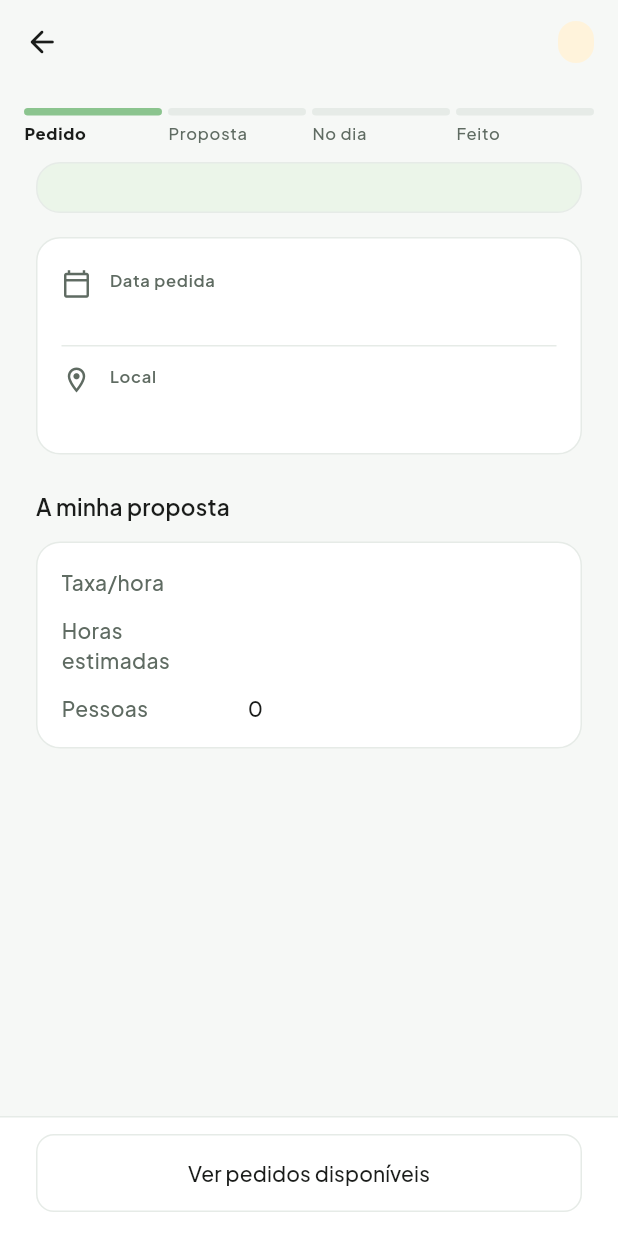
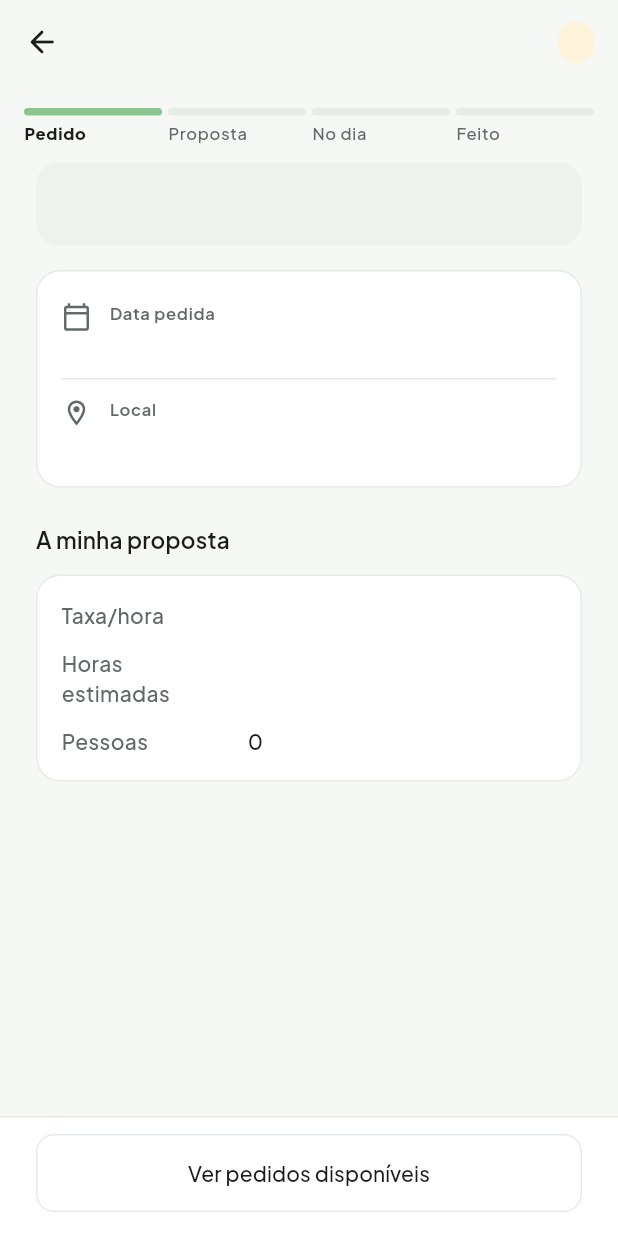
Before and after one commit to rkt2902/local-services-app, a Flutter app: the WorkerMyJobDetailScreen screen opened directly with empty values, on a phone screen of 412 x 824 dp. Run offline on Flutter 3.47's test engine with Material 3 defaults, Android fonts, the phone set to English and light mode, and no system bars; our stand-ins replace firebase_core, firebase_messaging, flutter_image_compress, flutter_map, flutter_riverpod, geocoding and 10 more; missing offline and left inert: google_mlkit_text_recognition; accounts and stored records are empty; network calls fail.

Commit message:
feat: proposta fechada com o stepper do topo parado na Proposta
Troca o timeline em cartão pelo JobFlowStepper (novo modo stopped), como
nos outros ecrãs do fluxo, e um aviso no formato do cancelado do A1.

Co-Authored-By: Claude Opus 5.5 <noreply@anthropic.com>
Claude-Session: https://claude.ai/code/session_0153MsAV912wuwQfbsdjrF2h

```diff
--- a/servicesapp/lib/core/widgets/job_flow_stepper.dart
+++ b/servicesapp/lib/core/widgets/job_flow_stepper.dart
@@ -12,11 +12,21 @@ import '../theme/app_spacing.dart';
 ///
 /// Sem ajudantes ([showTeam] falso) a fase Equipa não aparece: ficam
 /// quatro barras (pedido do Henrique, 27/10).
+///
+/// [stopped]: o fluxo acabou em [stage] sem chegar ao fim (proposta não
+/// escolhida, retirada, pedido expirado ou cancelado). A fase onde parou
+/// fica a cinzento-escuro em vez de verde-claro, e as seguintes não mudam.
 class JobFlowStepper extends StatelessWidget {
-  const JobFlowStepper({required this.stage, this.showTeam = true, super.key});
+  const JobFlowStepper({
+    required this.stage,
+    this.showTeam = true,
+    this.stopped = false,
+    super.key,
+  });
 
   final JobFlowStage stage;
   final bool showTeam;
+  final bool stopped;
 
   static const double _barHeight = 5;
 
@@ -34,7 +44,9 @@ class JobFlowStepper extends StatelessWidget {
     final current = steps.indexOf(shown);
 
     return Semantics(
-      label: 'Fase: ${shown.label}, ${current + 1} de ${steps.length}',
+      label: stopped
+          ? 'Parou na fase ${shown.label}, ${current + 1} de ${steps.length}'
+          : 'Fase: ${shown.label}, ${current + 1} de ${steps.length}',
       excludeSemantics: true,
       child: Padding(
         padding: const EdgeInsets.fromLTRB(
@@ -58,7 +70,9 @@ class JobFlowStepper extends StatelessWidget {
                         color: i < current
                             ? AppColors.primary
                             : i == current
-                            ? AppColors.agendaHelperBar
+                            ? (stopped
+                                  ? AppColors.textSecondary
+                                  : AppColors.agendaHelperBar)
                             : AppColors.divider,
                         borderRadius: BorderRadius.circular(AppRadius.pill),
                       ),
--- a/servicesapp/lib/features/worker/application/worker_job_flow.dart
+++ b/servicesapp/lib/features/worker/application/worker_job_flow.dart
@@ -3,8 +3,8 @@ import '../../../core/models/job_flow_stage.dart';
 
 /// Fase do stepper (design A12) para o jardineiro responsável. `null` nos
 /// estados em que o fluxo acabou sem trabalho (proposta recusada ou
-/// retirada, pedido cancelado ou expirado): aí fica o timeline, que diz o
-/// que aconteceu.
+/// retirada, pedido cancelado ou expirado). Numa proposta fechada o ecrã
+/// mostra o stepper parado na Proposta (`worker_proposal_outcome.dart`).
 ///
 /// [teamPending]: há um pedido de ajudantes por aprovar ou vagas por
 /// preencher. Vem do resumo da equipa, nunca da data.
--- a/servicesapp/lib/features/worker/presentation/widgets/worker_my_job_detail_view.dart
+++ b/servicesapp/lib/features/worker/presentation/widgets/worker_my_job_detail_view.dart
@@ -82,6 +82,7 @@ class WorkerMyJobDetailViewData {
     this.canRequestHelpers = true,
     this.titleSubtitle,
     this.flowStage,
+    this.flowStopped = false,
     this.flowShowTeam = false,
     this.teamTabBadge,
     this.sizeLabel,
@@ -128,6 +129,9 @@ class WorkerMyJobDetailViewData {
   /// cancelado) mantém o timeline.
   final JobFlowStage? flowStage;
 
+  /// O fluxo parou em [flowStage] (proposta fechada sem trabalho).
+  final bool flowStopped;
+
   /// Mostra a fase Equipa: só quando o trabalho tem ajudantes.
   final bool flowShowTeam;
 
@@ -329,9 +333,17 @@ class WorkerInactiveJobViewData {
 
 class WorkerClosedProposalViewData {
   const WorkerClosedProposalViewData({
+    required this.title,
+    required this.body,
+    required this.icon,
     required this.dateLabel,
     required this.areaLabel,
   });
+
+  /// Aviso do topo: "O cliente escolheu outra proposta", etc.
+  final String title;
+  final String body;
+  final IconData icon;
 
   /// Data pedida pelo cliente ("28/10/2026" ou "Flexível").
   final String dateLabel;
@@ -588,6 +600,7 @@ class _WorkerMyJobDetailScreenState extends State<WorkerMyJobDetailScreen> {
                     JobFlowStepper(
                       stage: data.flowStage!,
                       showTeam: data.flowShowTeam,
+                      stopped: data.flowStopped,
                     ),
                     if (showTabs)
                       AppTabs(
@@ -1588,46 +1601,13 @@ class _InactiveJobBody extends StatelessWidget {
               children: [
                 AppStaggeredEntrance(
                   index: 0,
-                  child: Container(
-                    padding: const EdgeInsets.all(AppSpacing.md),
-                    decoration: BoxDecoration(
-                      color: color.background,
-                      borderRadius: BorderRadius.circular(AppRadius.card),
-                    ),
-                    child: Row(
-                      crossAxisAlignment: CrossAxisAlignment.start,
-                      children: [
-                        Icon(
-                          inactive.expired
-                              ? Icons.hourglass_disabled_rounded
-                              : Icons.event_busy_outlined,
-                          color: color.foreground,
-                        ),
-                        const SizedBox(width: AppSpacing.sm),
-                        Expanded(
-                          child: Column(
-                            crossAxisAlignment: CrossAxisAlignment.start,
-                            children: [
-                              Text(
-                                inactive.title,
-                                style: textTheme.titleSmall?.copyWith(
-                                  color: AppColors.textPrimary,
-                                ),
-                              ),
-                              if (inactive.body.isNotEmpty) ...[
-                                const SizedBox(height: AppSpacing.xxs),
-                                Text(
-                                  inactive.body,
-                                  style: textTheme.bodySmall?.copyWith(
-                                    color: AppColors.textSecondary,
-                                  ),
-                                ),
-                              ],
-                            ],
-                          ),
-                        ),
-                      ],
-                    ),
+                  child: _EndedBanner(
+                    icon: inactive.expired
+                        ? Icons.hourglass_disabled_rounded
+                        : Icons.event_busy_outlined,
+                    color: color,
+                    title: inactive.title,
+                    body: inactive.body,
                   ),
                 ),
                 const SizedBox(height: AppSpacing.md),
@@ -1704,9 +1684,67 @@ class _InactiveJobBody extends StatelessWidget {
   }
 }
 
+/// Aviso do topo de um fluxo que acabou (design A1, segunda coluna):
+/// ícone, título e uma linha, no fundo do tom do estado.
+class _EndedBanner extends StatelessWidget {
+  const _EndedBanner({
+    required this.icon,
+    required this.color,
+    required this.title,
+    required this.body,
+  });
+
+  final IconData icon;
+  final AppStatusColor color;
+  final String title;
+  final String body;
+
+  @override
+  Widget build(BuildContext context) {
+    final textTheme = Theme.of(context).textTheme;
+    return Container(
+      padding: const EdgeInsets.all(AppSpacing.md),
+      decoration: BoxDecoration(
+        color: color.background,
+        borderRadius: BorderRadius.circular(AppRadius.card),
+      ),
+      child: Row(
+        crossAxisAlignment: CrossAxisAlignment.start,
+        children: [
+          Icon(icon, color: color.foreground),
+          const SizedBox(width: AppSpacing.sm),
+          Expanded(
+            child: Column(
+              crossAxisAlignment: CrossAxisAlignment.start,
+              children: [
+                Text(
+                  title,
+                  style: textTheme.titleSmall?.copyWith(
+                    color: AppColors.textPrimary,
+                  ),
+                ),
+                if (body.isNotEmpty) ...[
+                  const SizedBox(height: AppSpacing.xxs),
+                  Text(
+                    body,
+                    style: textTheme.bodySmall?.copyWith(
+                      color: AppColors.textSecondary,
+                    ),
+                  ),
+                ],
+              ],
+            ),
+          ),
+        ],
+      ),
+    );
+  }
+}
+
 // ── Proposta fechada sem trabalho ──────────────────────────────────────────
-// Mesma composição do cancelado/expirado do design A1: timeline com o fim,
-// factos a cinzento, a proposta enviada e "Ver pedidos disponíveis".
+// Mesma composição do cancelado/expirado do design A1: o stepper do topo
+// parado na Proposta, o aviso do que aconteceu, factos a cinzento, a
+// proposta enviada e "Ver pedidos disponíveis".
 
 class _ClosedProposalBody extends StatelessWidget {
   const _ClosedProposalBody({
@@ -1736,7 +1774,12 @@ class _ClosedProposalBody extends StatelessWidget {
               children: [
                 AppStaggeredEntrance(
                   index: 0,
-                  child: StatusTimelineCard(steps: data.timelineSteps),
+                  child: _EndedBanner(
+                    icon: closed.icon,
+                    color: AppStatusColor.neutral,
+                    title: closed.title,
+                    body: closed.body,
+                  ),
                 ),
                 const SizedBox(height: AppSpacing.md),
                 AppStaggeredEntrance(
```
Also changed, not shown: servicesapp/lib/features/worker/application/worker_proposal_outcome.dart (+27 -60 lines), servicesapp/lib/features/worker/presentation/worker_my_job_detail_screen.dart (+23 -14 lines), 3 other files.
